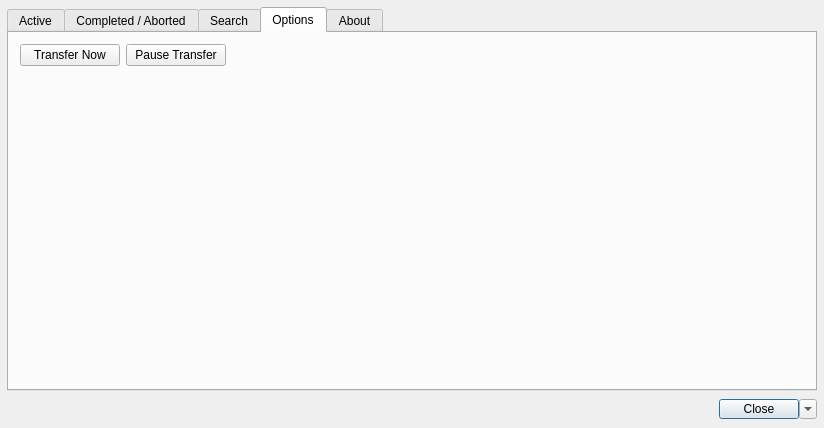
Above: CloudAgent/yca_mainwindow.ui from WillForan/yarraclient before the change. Below: the same form after it.
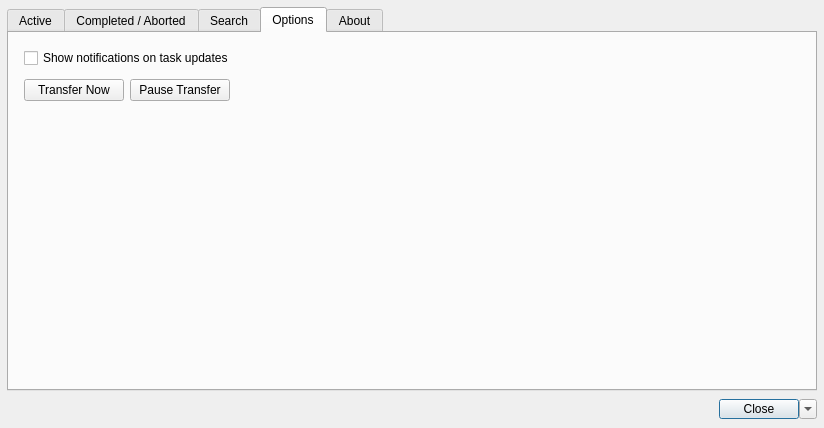
That is the form after the change. The open tabs and pages were chosen to show the change. Icons and pictures are not drawn.

Patch:
```diff
--- a/CloudAgent/yca_mainwindow.ui
+++ b/CloudAgent/yca_mainwindow.ui
@@ -342,6 +342,38 @@
         <string>Options</string>
        </attribute>
        <layout class="QVBoxLayout" name="verticalLayout_5">
+        <property name="spacing">
+         <number>7</number>
+        </property>
+        <property name="leftMargin">
+         <number>15</number>
+        </property>
+        <property name="topMargin">
+         <number>15</number>
+        </property>
+        <item>
+         <widget class="QCheckBox" name="notificationsCheckbox">
+          <property name="text">
+           <string>Show notifications on task updates</string>
+          </property>
+         </widget>
+        </item>
+        <item>
+         <spacer name="verticalSpacer_5">
+          <property name="orientation">
+           <enum>Qt::Vertical</enum>
+          </property>
+          <property name="sizeType">
+           <enum>QSizePolicy::MinimumExpanding</enum>
+          </property>
+          <property name="sizeHint" stdset="0">
+           <size>
+            <width>20</width>
+            <height>4</height>
+           </size>
+          </property>
+         </spacer>
+        </item>
         <item>
          <layout class="QHBoxLayout" name="horizontalLayout_6">
           <item>
```
Left out of the diff: 2 changed lines with no effect on the pictures.
